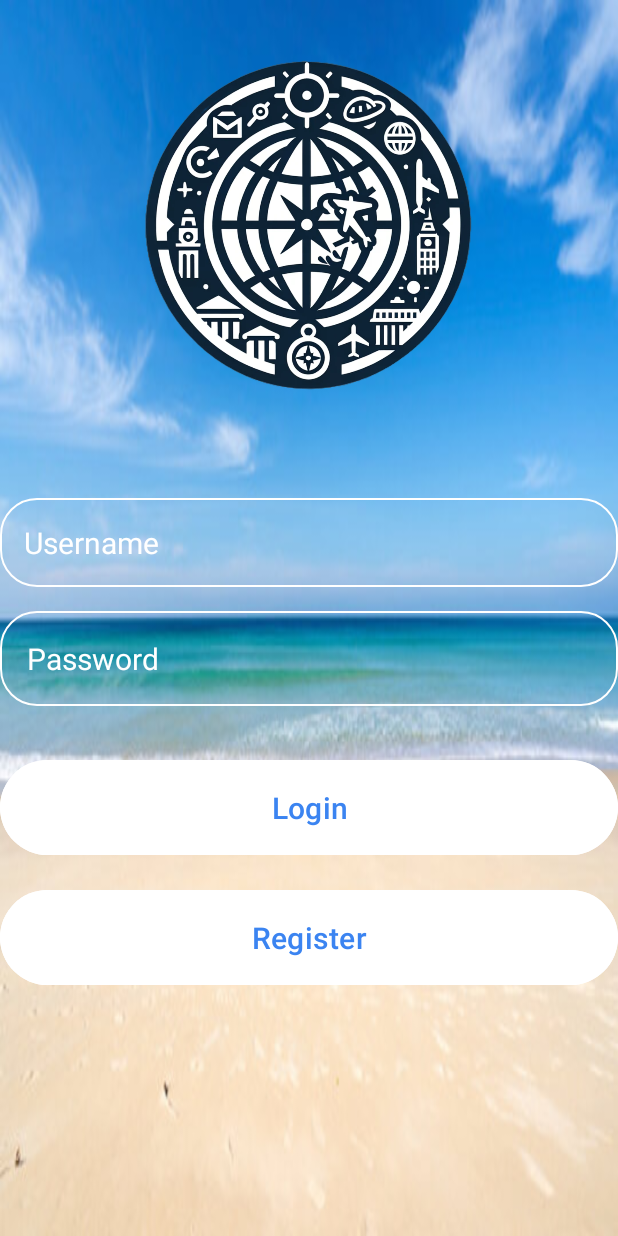
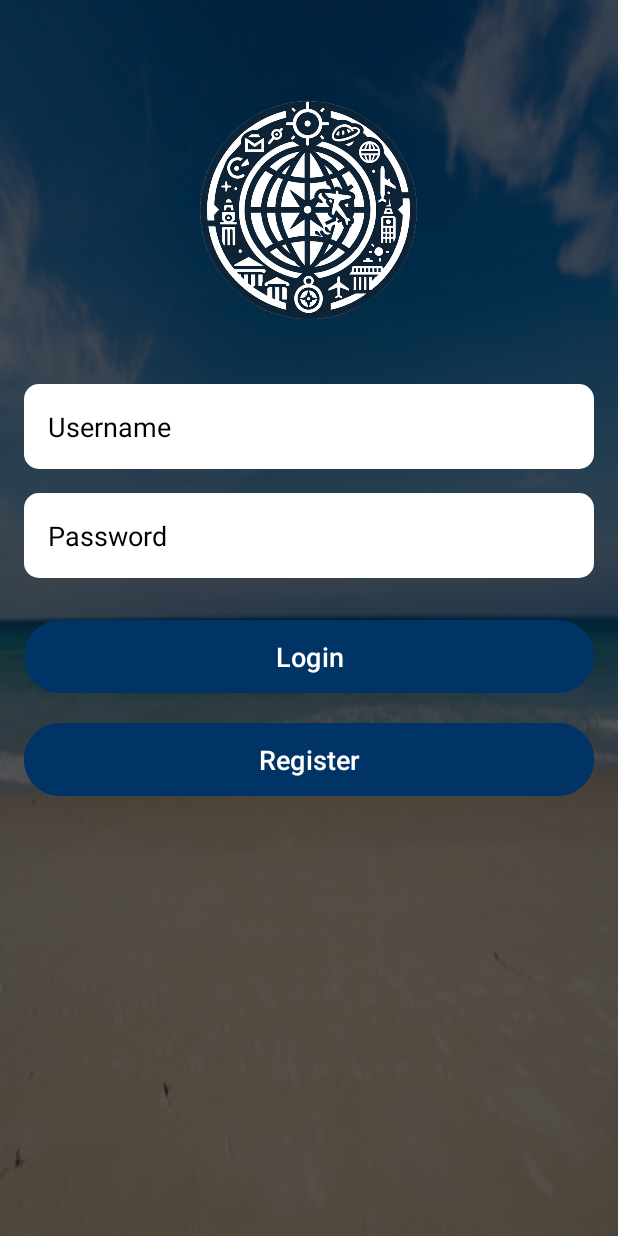
Before and after one commit to nguyennb12/MAD_PROJECT, an Android app built with Jetpack Compose: the screen it shows after launch (MainActivity), on a phone screen of 412 x 824 dp. Run offline under Robolectric (Android 15) with nearby library versions, the phone set to English and light mode, and no system bars.

Commit message:
Edited the U.I should look cleaner

```diff
--- a/app/src/main/java/com/example/trip_planner/TripPlanner.java
+++ b/app/src/main/java/com/example/trip_planner/TripPlanner.java
@@ -259,6 +259,8 @@ public class TripPlanner extends AppCompatActivity {
         }).start();
     }
 
+
+
     // Callback interface for download completion
     interface DownloadCallback {
         void onDownloadComplete(File file);
--- /dev/null
+++ b/app/src/main/res/drawable/rounded_edittext.xml
@@ -0,0 +1,11 @@
+<?xml version="1.0" encoding="utf-8"?>
+<shape xmlns:android="http://schemas.android.com/apk/res/android"
+    android:shape="rectangle"> <!-- Defines the overall shape as a rectangle -->
+    <solid android:color="#FFFFFF"/> <!-- Sets the background color to white -->
+    <corners android:radius="10dp"/> <!-- Sets the radius of all corners to 10dp -->
+    <padding
+        android:left="10dp"
+        android:top="10dp"
+        android:right="10dp"
+        android:bottom="10dp"/> <!-- Optional: Adds padding inside the shape -->
+</shape>
--- a/app/src/main/res/layout/activity_main.xml
+++ b/app/src/main/res/layout/activity_main.xml
@@ -8,30 +8,37 @@
     android:gravity="center_horizontal"
     tools:context=".MainActivity">
 
+    <!-- Background Overlay for better readability -->
+    <View
+        android:layout_width="match_parent"
+        android:layout_height="match_parent"
+        android:background="#AA000000"/> <!-- Semi-transparent black -->
 
     <LinearLayout
         android:layout_width="match_parent"
         android:layout_height="wrap_content"
         android:gravity="center"
-        android:orientation="vertical">
+        android:orientation="vertical"
+        android:padding="16dp">
 
         <ImageView
-            android:layout_width="300dp"
-            android:layout_height="300dp"
-            android:src="@drawable/logo" />
+            android:layout_width="200dp"
+            android:layout_height="200dp"
+            android:src="@drawable/logo"
+            android:layout_marginTop="24dp" />
 
         <EditText
             android:id="@+id/username_input"
             android:layout_width="match_parent"
             android:layout_height="wrap_content"
-            android:layout_marginTop="32dp"
-            android:background="@drawable/rounded_corner"
+            android:layout_marginTop="16dp"
+            android:background="@drawable/rounded_edittext"
             android:hint="@string/username_input"
             android:inputType="text"
             android:padding="16dp"
-            android:textColor="@color/white"
-            android:textColorHint="@color/white"
-            android:textSize="20sp"/>
+            android:textColor="@color/black"
+            android:textColorHint="@color/black"
+            android:textSize="18sp" />
 
         <EditText
             android:id="@+id/password_input"
@@ -39,36 +46,34 @@
             android:layout_height="wrap_content"
             android:layout_marginTop="16dp"
             android:hint="@string/password_input"
-            android:textColor="@color/white"
-            android:textColorHint="@color/white"
-            android:textSize="20sp"
-            android:background="@drawable/rounded_corner"
-            android:padding="18dp"
+            android:textColor="@color/black"
+            android:textColorHint="@color/black"
+            android:textSize="18sp"
+            android:background="@drawable/rounded_edittext"
+            android:padding="16dp"
             android:inputType="textPassword"/>
 
         <Button
             android:layout_width="match_parent"
             android:layout_height="wrap_content"
             android:text="@string/login_btn"
-            android:backgroundTint="@color/white"
-            android:textColor="#3B84F1"
-            android:padding="18dp"
-            android:layout_marginTop="32dp"
-            android:textSize="20sp"
+            android:backgroundTint="@color/dark_blue"
+            android:textColor="@color/white"
+            android:padding="12dp"
+            android:layout_marginTop="24dp"
+            android:textSize="18sp"
             android:id="@+id/login_btn"/>
 
         <Button
             android:id="@+id/reg_btn"
             android:layout_width="match_parent"
             android:layout_height="wrap_content"
-            android:layout_marginTop="15dp"
-            android:backgroundTint="@color/white"
-            android:padding="18dp"
+            android:layout_marginTop="12dp"
+            android:backgroundTint="@color/dark_blue"
+            android:padding="12dp"
             android:text="@string/reg_btn"
-            android:textColor="#3B84F1"
-            android:textSize="20sp" />
-
+            android:textColor="@color/white"
+            android:textSize="18sp" />
 
     </LinearLayout>
-
-    </RelativeLayout>
+</RelativeLayout>
--- a/app/src/main/res/values/colors.xml
+++ b/app/src/main/res/values/colors.xml
@@ -1,7 +1,15 @@
 <?xml version="1.0" encoding="utf-8"?>
 <resources>
-    <color name="black">#FF000000</color>
-    <color name="white">#FFFFFFFF</color>
-    <color name="purple">#800080</color>
-    <color name="red">#FF3131</color>
+    <!-- Standard Colors -->
+    <color name="black">#FF000000</color> <!-- pure black -->
+    <color name="white">#FFFFFFFF</color> <!-- pure white -->
+
+    <!-- UI Colors -->
+    <color name="dark_blue">#003366</color> <!-- Deep blue for buttons and accents -->
+    <color name="light_gray">#D3D3D3</color> <!-- Light gray for backgrounds or hints -->
+    <color name="gray">#808080</color> <!-- Standard gray for text hints or less prominent elements -->
+
+    <!-- Accent Colors -->
+    <color name="purple">#800080</color> <!-- Purple color for decorative accents -->
+    <color name="red">#FF3131</color> <!-- Bright red for errors or important actions -->
 </resources>
--- a/app/src/main/res/values/strings.xml
+++ b/app/src/main/res/values/strings.xml
@@ -39,6 +39,7 @@
     <string name="toString">To : </string>
     <string name="selectString">Select</string>
     <string name="transportationString">Transportation : </string>
+    <string name="admin_login">Admin Login</string>
     <string-array name="spinnerTransportationArray">Transportation
         <item> Car </item>
         <item> Train </item>
```
Also changed, not shown: app/src/main/res/drawable/custom_button_background.xml (added, +15 -0 lines), app/src/main/res/drawable/custom_spinner_background.xml (added, +17 -0 lines), app/src/main/res/layout/activity_register.xml (+19 -31 lines), app/src/main/res/layout/activity_trip_planner.xml (+48 -38 lines), app/src/main/res/values/style.xml (+21 -1 lines).
